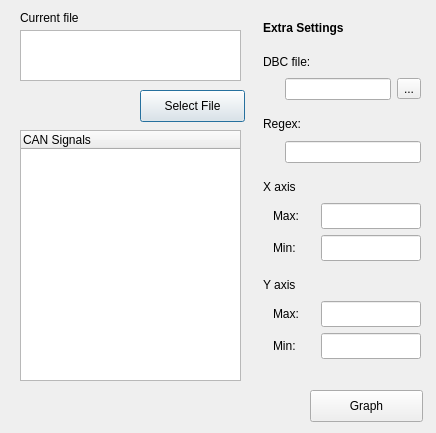
Above: beaglebone/app/wfe/post_processing/CANlogGUI/dependencies/UI/GUI.ui from UWaterloo-Formula-Electric/firmware before the change. Below: the same form after it.
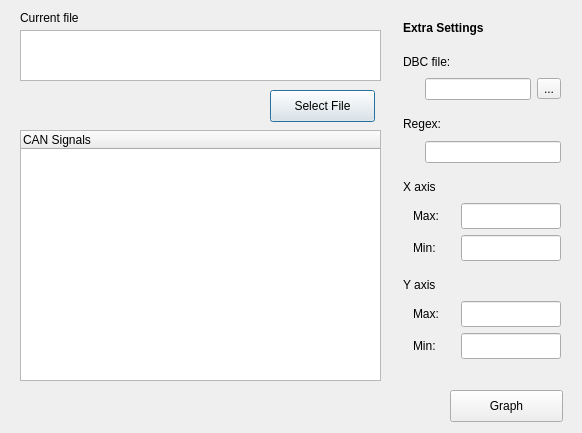
That is the form after the change.

```diff
--- a/beaglebone/app/wfe/post_processing/CANlogGUI/dependencies/UI/GUI.ui
+++ b/beaglebone/app/wfe/post_processing/CANlogGUI/dependencies/UI/GUI.ui
@@ -6,7 +6,7 @@
    <rect>
     <x>0</x>
     <y>0</y>
-    <width>436</width>
+    <width>582</width>
     <height>433</height>
    </rect>
   </property>
@@ -18,7 +18,7 @@
     <rect>
      <x>20</x>
      <y>130</y>
-     <width>221</width>
+     <width>361</width>
      <height>251</height>
     </rect>
    </property>
@@ -31,7 +31,7 @@
   <widget class="QPushButton" name="SelectFile">
    <property name="geometry">
     <rect>
-     <x>140</x>
+     <x>270</x>
      <y>90</y>
      <width>105</width>
      <height>32</height>
@@ -59,7 +59,7 @@
     <rect>
      <x>20</x>
      <y>30</y>
-     <width>221</width>
+     <width>361</width>
      <height>51</height>
     </rect>
    </property>
@@ -67,7 +67,7 @@
   <widget class="QPushButton" name="GraphBtn">
    <property name="geometry">
     <rect>
-     <x>310</x>
+     <x>450</x>
      <y>390</y>
      <width>113</width>
      <height>32</height>
@@ -77,10 +77,10 @@
     <string>Graph</string>
    </property>
   </widget>
-  <widget class="QWidget" name="">
+  <widget class="QWidget" name="layoutWidget">
    <property name="geometry">
     <rect>
-     <x>260</x>
+     <x>400</x>
      <y>10</y>
      <width>161</width>
      <height>349</height>
```
